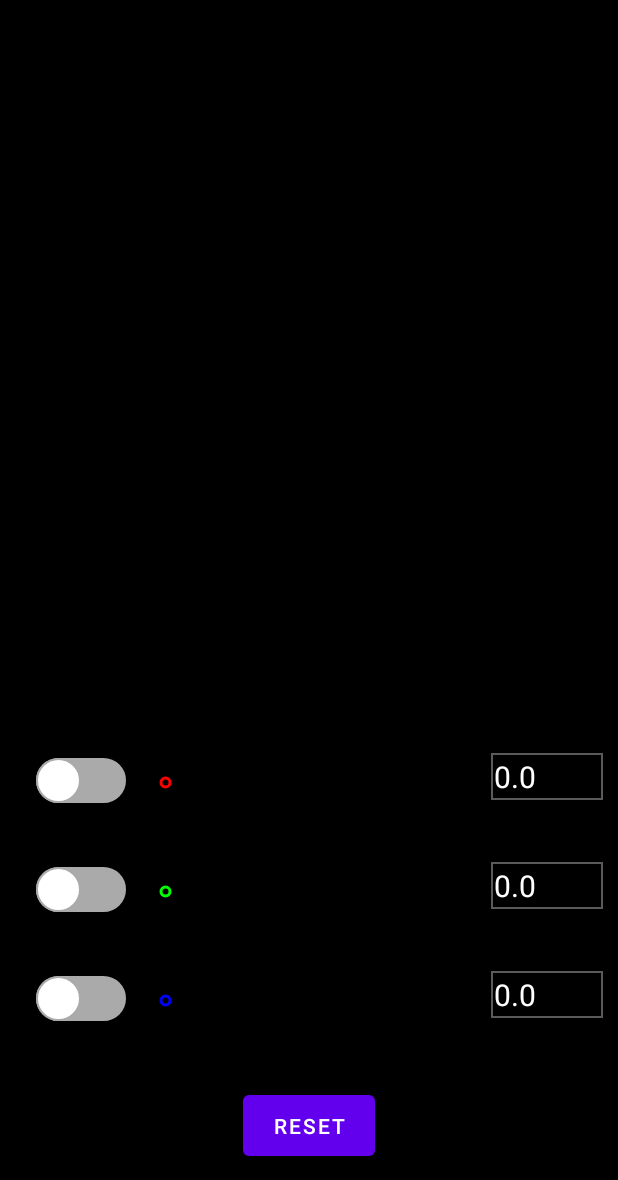
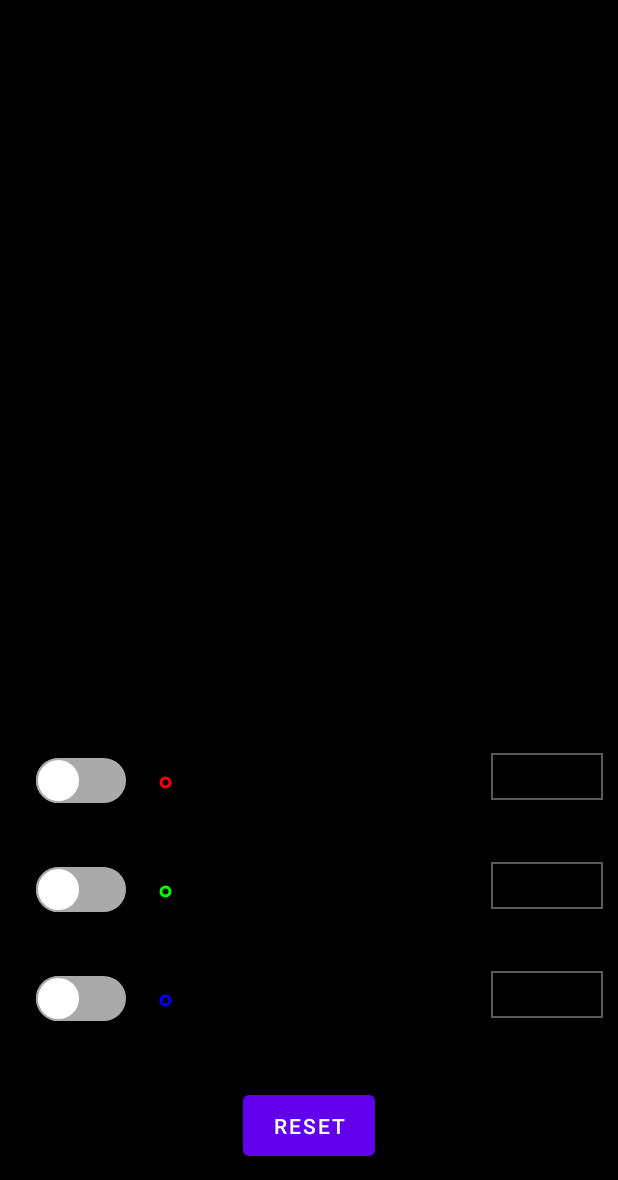
Before and after one commit to FMZOrganization/persistence-KavilJainCSUF, an Android app: the screen it shows after launch (MainActivity), on a phone screen of 412 x 824 dp, the part 56-1236 px from its top. Run offline under Robolectric (Android 15) with nearby library versions, the phone set to English and light mode, and no system bars.

```diff
--- a/app/src/main/java/edu/fullerton/kj/colormakerproject/MainActivity.kt
+++ b/app/src/main/java/edu/fullerton/kj/colormakerproject/MainActivity.kt
@@ -17,15 +17,12 @@ import androidx.lifecycle.ViewModelProvider
 import kotlin.math.roundToInt
 
 private const val TAG = "MainActivity"
-private const val SAVE_RED_COLOR = "save_red_color"
-private const val SAVE_GREEN_COLOR = "save_blue_color"
-private const val SAVE_BLUE_COLOR = "save_blue_color"
-private const val SAVE_RED_SEEKBAR = "save_red_seekbar"
-private const val SAVE_GREEN_SEEKBAR = "save_green_seekbar"
-private const val SAVE_BLUE_SEEKBAR = "save_blue_seekbar"
-private const val SAVE_RED_EDITTEXT = "save_red_editText"
-private const val SAVE_BLUE_EDITTEXT = "save_blue_editText"
-private const val SAVE_GREEN_EDITTEXT = "save_green_editText"
+private const val SAVE_RED_SWITCH = "redSwitch"
+private const val SAVE_GREEN_SWITCH = "greenSwitch"
+private const val SAVE_BLUE_SWITCH = "blueSwitch"
+private const val SAVE_RED_SEEKBAR = "redSeekBar"
+private const val SAVE_GREEN_SEEKBAR = "GreenSeekBar"
+private const val SAVE_BLUE_SEEKBAR = "BlueSeekBar"
 
 class MainActivity : AppCompatActivity() {
     private lateinit var resetButton: Button
@@ -33,9 +30,9 @@ class MainActivity : AppCompatActivity() {
     lateinit var redSwitch: SwitchCompat
     lateinit var greenSwitch: SwitchCompat
     lateinit var blueSwitch: SwitchCompat
-    private lateinit var redSeekBar: SeekBar
-    private lateinit var blueSeekBar: SeekBar
-    private lateinit var greenSeekBar: SeekBar
+    lateinit var redSeekBar: SeekBar
+    lateinit var blueSeekBar: SeekBar
+    lateinit var greenSeekBar: SeekBar
     lateinit var redEditText: EditText
     lateinit var greenEditText: EditText
     lateinit var blueEditText: EditText
@@ -73,21 +70,12 @@ class MainActivity : AppCompatActivity() {
         viewModel.loadRedSeekBarValue()
         viewModel.loadGreenSeekBarValue()
         viewModel.loadBlueSeekBarValue()
-        viewModel.loadRedEditTextValue()
-        viewModel.loadGreenEditTextValue()
-        viewModel.loadBlueEditTextValue()
-        viewModel.loadRedColorValue()
-        viewModel.loadGreenColorValue()
-        viewModel.loadBlueColorValue()
         redSeekBar.progress = viewModel.getRedSeekBarValue()
         greenSeekBar.progress = viewModel.getGreenSeekBarValue()
         blueSeekBar.progress = viewModel.getBlueSeekBarValue()
-        redEditText.setText(viewModel.getRedEditTextValue().toString())
-        blueEditText.setText(viewModel.getBlueEditTextValue().toString())
-        greenEditText.setText(viewModel.getGreenEditTextValue().toString())
-        colorRed = viewModel.getRedColorValue()
-        colorGreen = viewModel.getGreenColorValue()
-        colorBlue = viewModel.getBlueColorValue()
+        colorRed = viewModel.getRedSeekBarValue()
+        colorBlue = viewModel.getBlueSeekBarValue()
+        colorGreen = viewModel.getGreenSeekBarValue()
         viewModel.setRedSeekBarState(
             savedInstanceState?.getInt(SAVE_RED_SEEKBAR, 0) ?: 0
         )
@@ -96,26 +84,6 @@ class MainActivity : AppCompatActivity() {
         )
         viewModel.setBlueSeekBarState(
             savedInstanceState?.getInt(SAVE_BLUE_SEEKBAR, 0) ?: 0
-        )
-
-//        this.viewModel.setRedEditTextValue(
-//            savedInstanceState?.getDouble(SAVE_RED_EDITTEXT, 0.0) ?: 0.0
-//        )
-//        this.viewModel.setGreenEditTextValue(
-//            savedInstanceState?.getDouble(SAVE_GREEN_EDITTEXT, 0.0) ?: 0.0
-//        )
-//        this.viewModel.setBlueEditTextValue(
-//            savedInstanceState?.getDouble(SAVE_BLUE_EDITTEXT, 0.0) ?: 0.0
-//        )
-
-        this.viewModel.setRedColorValue(
-            savedInstanceState?.getInt(SAVE_RED_COLOR, 0) ?: 0
-        )
-        this.viewModel.setGreenColorValue(
-            savedInstanceState?.getInt(SAVE_GREEN_COLOR, 0) ?: 0
-        )
-        this.viewModel.setBlueColorValue(
-            savedInstanceState?.getInt(SAVE_BLUE_COLOR, 0) ?: 0
         )
         if(!redSwitch.isChecked && !greenSwitch.isChecked && !blueSwitch.isChecked) {
             Log.d(TAG, "Inside reset")
@@ -180,9 +148,9 @@ class MainActivity : AppCompatActivity() {
                 blueSwitch.toggle()
                 viewModel.setBlueSwitchState(false)
             }
-            redSeekBar.progress = 0
-            greenSeekBar.progress = 0
-            blueSeekBar.progress = 0
+            viewModel.setRedSeekBarState(0)
+            viewModel.setGreenSeekBarState(0)
+            viewModel.setBlueSeekBarState(0)
             redEditText.setText("")
             greenEditText.setText("")
             blueEditText.setText("")
@@ -211,8 +179,8 @@ class MainActivity : AppCompatActivity() {
                 viewModel.setRedSwitchState(false)
                 redSeekBar.isEnabled = false
                 redEditText.isEnabled = false
-                colorRed = 0
-            }
+                viewModel.setRedSeekBarState(0)
+                colorRed = viewModel.getRedSeekBarValue()            }
             colorView.setBackgroundColor(rgb(colorRed, colorGreen, colorBlue))
             headerText.setTextColor(rgb(colorRed, colorGreen, colorBlue))
         }
@@ -362,7 +330,7 @@ class MainActivity : AppCompatActivity() {
             override fun onTextChanged(s: CharSequence, start: Int,
                                        before: Int, count: Int) {
                 if(s.isNotEmpty()){
-                    viewModel.setGreenSeekBarState(viewModel.convertEditTextColorValue(s))
+                    viewModel.setBlueSeekBarState(viewModel.convertEditTextColorValue(s))
                 }
                 colorView.setBackgroundColor(rgb(colorRed, colorGreen, colorBlue))
                 headerText.setTextColor(rgb(colorRed, colorGreen, colorBlue))
@@ -384,7 +352,7 @@ class MainActivity : AppCompatActivity() {
             override fun onTextChanged(s: CharSequence, start: Int,
                                        before: Int, count: Int) {
                 if(s.isNotEmpty()){
-                    viewModel.setBlueSeekBarState(viewModel.convertEditTextColorValue(s))
+                    viewModel.setGreenSeekBarState(viewModel.convertEditTextColorValue(s))
                 }
                 colorView.setBackgroundColor(rgb(colorRed, colorGreen, colorBlue))
                 headerText.setTextColor(rgb(colorRed, colorGreen, colorBlue))
@@ -395,15 +363,12 @@ class MainActivity : AppCompatActivity() {
     override fun onSaveInstanceState(outState: Bundle) {
         super.onSaveInstanceState(outState)
         Log.d(TAG, "The counter value is saved")
-        outState.putInt(SAVE_RED_COLOR , viewModel.getRedColorValue())
-        outState.putInt(SAVE_GREEN_COLOR , viewModel.getGreenColorValue())
-        outState.putInt(SAVE_BLUE_COLOR , viewModel.getBlueColorValue())
+        outState.putBoolean(SAVE_RED_SWITCH, viewModel.getRedSwitchState())
+        outState.putBoolean(SAVE_GREEN_SWITCH, viewModel.getGreenSwitchState())
+        outState.putBoolean(SAVE_BLUE_SWITCH, viewModel.getBlueSwitchState())
         outState.putInt(SAVE_RED_SEEKBAR, viewModel.getRedSeekBarValue())
         outState.putInt(SAVE_GREEN_SEEKBAR, viewModel.getGreenSeekBarValue())
         outState.putInt(SAVE_BLUE_SEEKBAR, viewModel.getBlueSeekBarValue())
-        outState.putDouble(SAVE_RED_EDITTEXT, viewModel.getRedEditTextValue())
-        outState.putDouble(SAVE_GREEN_EDITTEXT, viewModel.getGreenEditTextValue())
-        outState.putDouble(SAVE_BLUE_EDITTEXT, viewModel.getBlueEditTextValue())
     }
 
     private val viewModel: MyColorViewModel by lazy {
--- a/app/src/main/java/edu/fullerton/kj/colormakerproject/MyColorViewModel.kt
+++ b/app/src/main/java/edu/fullerton/kj/colormakerproject/MyColorViewModel.kt
@@ -19,13 +19,6 @@ class MyColorViewModel: ViewModel() {
     private var redSeekBarValue: Int = 0
     private var greenSeekBarValue: Int = 0
     private var blueSeekBarValue: Int = 0
-    private var redEditTextValue: Double = 0.0
-    private var greenEditTextValue: Double = 0.0
-    private var blueEditTextValue: Double = 0.0
-    private var redColorValue: Int = 0
-    private var greenColorValue: Int = 0
-    private var blueColorValue: Int = 0
-
 
     init {
         Log.d(TAG, "ViewModel instance created")
@@ -41,97 +34,62 @@ class MyColorViewModel: ViewModel() {
     private fun saveRedSwitchState() {
         viewModelScope.launch {
             prefs.saveRedSwitchState(redSwitchState)
-            Log.d(TAG, "Done saving switch State $redSwitchState")
+            Log.d(TAG, "Done saving red switch State $redSwitchState")
         }
     }
 
     private fun saveGreenSwitchState() {
         viewModelScope.launch {
             prefs.saveGreenSwitchState(greenSwitchState)
-            Log.d(TAG, "Done saving switch State $greenSwitchState")
+            Log.d(TAG, "Done saving green switch State $greenSwitchState")
         }
     }
 
     private fun saveBlueSwitchState() {
         viewModelScope.launch {
             prefs.saveBlueSwitchState(blueSwitchState)
-            Log.d(TAG, "Done saving switch State $blueSwitchState")
+            Log.d(TAG, "Done saving blue switch State $blueSwitchState")
         }
     }
 
     private fun saveRedSeekBarValue() {
         viewModelScope.launch {
             prefs.saveRedSeekBarValue(redSeekBarValue)
-            Log.d(TAG, "Done saving seekbar State $redSeekBarValue")
+            Log.d(TAG, "Done saving red seekbar State $redSeekBarValue")
         }
     }
 
     private fun saveGreenSeekBarValue() {
         viewModelScope.launch {
             prefs.saveGreenSeekBarValue(greenSeekBarValue)
-            Log.d(TAG, "Done saving seekbar State $greenSeekBarValue")
+            Log.d(TAG, "Done saving green seekbar State $greenSeekBarValue")
         }
     }
 
     private fun saveBlueSeekBarValue() {
         viewModelScope.launch {
             prefs.saveBlueSeekBarValue(blueSeekBarValue)
-            Log.d(TAG, "Done saving seekbar State $blueSeekBarValue")
+            Log.d(TAG, "Done saving blue seekbar State $blueSeekBarValue")
         }
     }
 
-    private fun saveRedEditTextValue() {
-        viewModelScope.launch {
-            prefs.saveRedEditTextValue(redEditTextValue)
-        }
-    }
-
-    private fun saveGreenEditTextValue() {
-        viewModelScope.launch {
-            prefs.saveGreenEditTextValue(greenEditTextValue)
-        }
-    }
-
-    private fun saveBlueEditTextValue() {
-        viewModelScope.launch {
-            prefs.saveBlueEditTextValue(blueEditTextValue)
-        }
-    }
-
-    private fun saveRedColorValue() {
-        viewModelScope.launch {
-            prefs.saveRedColorValue(redColorValue)
-        }
-    }
-
-    private fun saveGreenColorValue() {
-        viewModelScope.launch {
-            prefs.saveGreenColorValue(greenColorValue)
-        }
-    }
-
-    private fun saveBlueColorValue() {
-        viewModelScope.launch {
-            prefs.saveBlueColorValue(blueColorValue)
-        }
-    }
     fun loadState(act: MainActivity) {
         viewModelScope.launch {
             prefs.redSwitchState.collectLatest {
                 act.redSwitch.isChecked = it
-                Log.v(TAG, "Done collecting state")
+                Log.v(TAG, "Done collecting redSwitch state")
             }
         }
         viewModelScope.launch {
             prefs.greenSwitchState.collectLatest {
                 act.greenSwitch.isChecked = it
-                Log.v(TAG, "Done collecting state")
+                Log.v(TAG, "Done collecting greenSwitch state")
             }
         }
         viewModelScope.launch {
             prefs.blueSwitchState.collectLatest {
                 act.blueSwitch.isChecked = it
-                Log.v(TAG, "Done collecting state")
+                Log.v(TAG, "Done collecting blueSwitch state")
             }
         }
         sleep(1000)
@@ -141,6 +99,7 @@ class MyColorViewModel: ViewModel() {
         GlobalScope.launch {
             prefs.redSeekBarValue.collectLatest {
                 redSeekBarValue = it
+                Log.v(TAG, "Done collecting redSeekBar $redSeekBarValue")
             }
         }
         sleep(1000)
@@ -150,79 +109,49 @@ class MyColorViewModel: ViewModel() {
         GlobalScope.launch {
             prefs.greenSeekBarValue.collectLatest {
                 greenSeekBarValue = it
+                Log.v(TAG, "Done collecting greenSeekBar $greenSeekBarValue")
             }
         }
+        sleep(1000)
     }
 
     fun loadBlueSeekBarValue() {
         GlobalScope.launch {
             prefs.blueSeekBarValue.collectLatest {
                 blueSeekBarValue = it
-            }
-        }
-    }
-
-    fun loadRedEditTextValue() {
-        GlobalScope.launch {
-            prefs.redEditTextValue.collectLatest {
-                redEditTextValue = it
+                Log.v(TAG, "Done collecting blueSeekbar $blueSeekBarValue")
             }
         }
         sleep(1000)
     }
 
-    fun loadGreenEditTextValue() {
-        GlobalScope.launch {
-            prefs.greenEditTextValue.collectLatest {
-                greenEditTextValue = it
-            }
+    fun setRedSwitchState(state: Boolean) {
+        this.redSwitchState = state
+        if(!this.redSwitchState) {
+            redSeekBarValue = 0
         }
+        saveRedSwitchState()
     }
 
-    fun loadBlueEditTextValue() {
-        GlobalScope.launch {
-            prefs.blueEditTextValue.collectLatest {
-                blueEditTextValue = it
-            }
-        }
-    }
-
-    fun loadRedColorValue() {
-        GlobalScope.launch {
-            prefs.redColorValue.collectLatest {
-                redColorValue = it
-            }
-        }
-    }
-
-    fun loadGreenColorValue() {
-        GlobalScope.launch {
-            prefs.greenColorValue.collectLatest {
-                greenColorValue = it
-            }
-        }
-    }
-
-    fun loadBlueColorValue() {
-        GlobalScope.launch {
-            prefs.blueColorValue.collectLatest {
-                blueColorValue = it
-            }
-        }
-    }
-
-    fun setRedSwitchState(state: Boolean) {
-        this.redSwitchState = state
-        saveRedSwitchState()
+    fun getRedSwitchState(): Boolean {
+        return this.redSwitchState
     }
 
     fun setGreenSwitchState(state: Boolean) {
         this.greenSwitchState = state
         saveGreenSwitchState()
     }
+
+    fun getGreenSwitchState(): Boolean {
+        return this.greenSwitchState
+    }
     fun setBlueSwitchState(state: Boolean) {
         this.blueSwitchState = state
         saveBlueSwitchState()
+    }
+
+    fun getBlueSwitchState(): Boolean {
+        return this.blueSwitchState
     }
 
     fun setRedSeekBarState(value: Int) {
@@ -247,64 +176,11 @@ class MyColorViewModel: ViewModel() {
         return this.blueSeekBarValue
     }
 
-    fun setRedEditTextValue(value: Double) {
-        this.redEditTextValue = value
-        saveRedEditTextValue()
-    }
-
-    fun getRedEditTextValue(): Double {
-        return this.redEditTextValue
-    }
-
-    fun setGreenEditTextValue(value: Double) {
-        this.greenEditTextValue = value
-        saveGreenEditTextValue()
-    }
-
-    fun getGreenEditTextValue(): Double {
-        return this.greenEditTextValue
-    }
-
-    fun setBlueEditTextValue(value: Double) {
-        this.blueEditTextValue = value
-        saveBlueEditTextValue()
-    }
-
-    fun getBlueEditTextValue(): Double {
-        return this.blueEditTextValue
-    }
-
-    fun setRedColorValue(value: Int) {
-        this.redColorValue = value
-        saveRedColorValue()
-    }
-
-    fun getRedColorValue(): Int {
-        return this.redColorValue
-    }
-
-    fun setGreenColorValue(value: Int) {
-        this.greenColorValue = value
-        saveGreenColorValue()
-    }
-
-    fun getGreenColorValue(): Int {
-        return this.greenColorValue
-    }
-
-    fun setBlueColorValue(value: Int) {
-        this.blueColorValue = value
-        saveBlueColorValue()
-    }
-
-    fun getBlueColorValue(): Int {
-        return this.blueColorValue
-    }
     fun resetBackgroundImage(): Int {
         return R.drawable.color_background
     }
 
-     fun convertEditTextColorValue(value: Any) : Int {
+    fun convertEditTextColorValue(value: Any) : Int {
         return value.toString().toDouble().times(255).roundToInt()
     }
 }
--- a/app/src/main/java/edu/fullerton/kj/colormakerproject/PreferencesRepository.kt
+++ b/app/src/main/java/edu/fullerton/kj/colormakerproject/PreferencesRepository.kt
@@ -16,36 +16,7 @@ class PreferencesRepository private constructor(private val dataStore: DataStore
     private val REDSEEKBAR = intPreferencesKey("redSeekBar")
     private val GREENSEEKBAR = intPreferencesKey("greenSeekBar")
     private val BLUESEEKBAR = intPreferencesKey("blueSeekBar")
-    private val REDTEXT = doublePreferencesKey("redEditText")
-    private val GREENTEXT = doublePreferencesKey("greenEditText")
-    private val BLUETEXT = doublePreferencesKey("blueEditText")
-    private val REDCOLOR = intPreferencesKey("redColor")
-    private val GREENCOLOR = intPreferencesKey("greenColor")
-    private val BLUECOLOR = intPreferencesKey("blueColor")
 
-    val redEditTextValue: Flow<Double> = this.dataStore.data.map { prefs ->
-        prefs[REDTEXT] ?: 0.0
-    }.distinctUntilChanged()
-
-    val greenEditTextValue: Flow<Double> = this.dataStore.data.map { prefs ->
-        prefs[GREENTEXT] ?: 0.0
-    }.distinctUntilChanged()
-
-    val blueEditTextValue: Flow<Double> = this.dataStore.data.map { prefs ->
-        prefs[BLUETEXT] ?: 0.0
-    }.distinctUntilChanged()
-
-    val redColorValue: Flow<Int> = this.dataStore.data.map { prefs ->
-        prefs[REDCOLOR] ?: 0
-    }.distinctUntilChanged()
-
-    val greenColorValue: Flow<Int> = this.dataStore.data.map { prefs ->
-        prefs[GREENCOLOR] ?: 0
-    }.distinctUntilChanged()
-
-    val blueColorValue: Flow<Int> = this.dataStore.data.map { prefs ->
-        prefs[BLUECOLOR] ?: 0
-    }.distinctUntilChanged()
 
     val redSwitchState: Flow<Boolean> = this.dataStore.data.map { prefs ->
         prefs[REDSWITCH] ?: false
@@ -71,17 +42,17 @@ class PreferencesRepository private constructor(private val dataStore: DataStore
         prefs[BLUESEEKBAR] ?: 0
     }.distinctUntilChanged()
 
-    private suspend fun saveColorValue(key: Preferences.Key<Int>, value: Int) {
+    private suspend fun saveRedSeekBarState(key: Preferences.Key<Int>, value: Int) {
         this.dataStore.edit { prefs ->
             prefs[key] = value
         }
     }
-    private suspend fun saveEditTextValue(key: Preferences.Key<Double>, value: Double) {
+    private suspend fun saveGreenSeekBarState(key: Preferences.Key<Int>, value: Int) {
         this.dataStore.edit { prefs ->
             prefs[key] = value
         }
     }
-    private suspend fun saveSeekBarState(key: Preferences.Key<Int>, value: Int) {
+    private suspend fun saveBlueSeekBarState(key: Preferences.Key<Int>, value: Int) {
         this.dataStore.edit { prefs ->
             prefs[key] = value
         }
@@ -92,38 +63,14 @@ class PreferencesRepository private constructor(private val dataStore: DataStore
         }
     }
 
-    suspend fun saveRedEditTextValue(value: Double) {
-        saveEditTextValue(REDTEXT, value)
-    }
-
-    suspend fun saveGreenEditTextValue(value: Double) {
-        saveEditTextValue(GREENTEXT, value)
-    }
-
-    suspend fun saveBlueEditTextValue(value: Double) {
-        saveEditTextValue(BLUETEXT, value)
-    }
-
-    suspend fun saveRedColorValue(value: Int) {
-        saveColorValue(REDCOLOR, value)
-    }
-
-    suspend fun saveGreenColorValue(value: Int) {
-        saveColorValue(GREENCOLOR, value)
-    }
-
-    suspend fun saveBlueColorValue(value: Int) {
-        saveColorValue(BLUECOLOR, value)
-    }
-
     suspend fun saveRedSeekBarValue(value: Int) {
-        saveSeekBarState(REDSEEKBAR, value)
+        saveRedSeekBarState(REDSEEKBAR, value)
     }
     suspend fun saveGreenSeekBarValue(value: Int) {
-        saveSeekBarState(GREENSEEKBAR, value)
+        saveGreenSeekBarState(GREENSEEKBAR, value)
     }
     suspend fun saveBlueSeekBarValue(value: Int) {
-        saveSeekBarState(BLUESEEKBAR, value)
+        saveBlueSeekBarState(BLUESEEKBAR, value)
     }
     suspend fun saveRedSwitchState(value: Boolean) {
         saveSwitchState(REDSWITCH, value)
```
